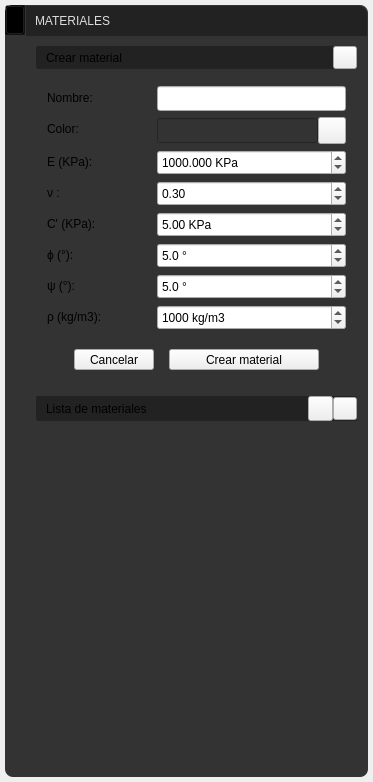
edwinar13/MPM-UN, file app/ui/widget_draw_menu_properties.ui: the form before one commit.
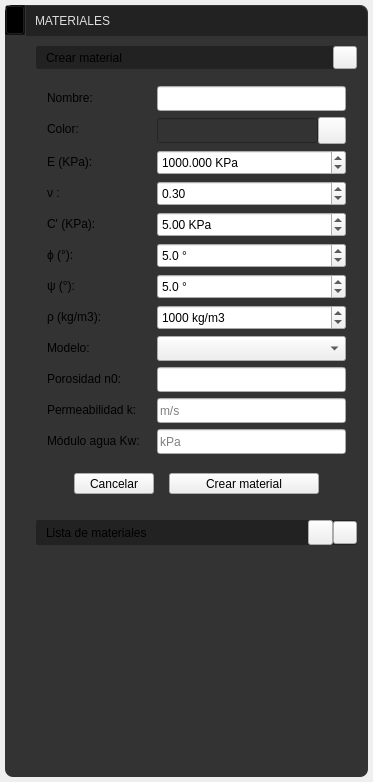
The form after the commit. Icons and pictures are not drawn.

Commit message:
ui(materiales): modelo y doble fase en los .ui del menú y la tarjeta
- Las filas dejan de crearse por código; el código solo llena el combo y tooltips.
- Corrige el estilo de los campos de doble fase (salían en blanco).

Patch:
```diff
--- a/app/ui/widget_draw_menu_properties.ui
+++ b/app/ui/widget_draw_menu_properties.ui
@@ -1582,6 +1582,170 @@
                     </property>
                    </widget>
                   </item>
+                  <item row="8" column="1">
+                   <widget class="QComboBox" name="comboBox_textPropertiesModel">
+                    <property name="enabled">
+                     <bool>true</bool>
+                    </property>
+                    <property name="minimumSize">
+                     <size>
+                      <width>0</width>
+                      <height>25</height>
+                     </size>
+                    </property>
+                    <property name="QComboBoxStyle" stdset="0">
+                     <number>1</number>
+                    </property>
+                   </widget>
+                  </item>
+                  <item row="8" column="0">
+                   <widget class="QLabel" name="label_textPropertiesModel">
+                    <property name="minimumSize">
+                     <size>
+                      <width>110</width>
+                      <height>0</height>
+                     </size>
+                    </property>
+                    <property name="toolTip">
+                     <string>Cohesión </string>
+                    </property>
+                    <property name="text">
+                     <string>Modelo:</string>
+                    </property>
+                    <property name="QLabelStyle" stdset="0">
+                     <number>3</number>
+                    </property>
+                   </widget>
+                  </item>
+                  <item row="10" column="0">
+                   <widget class="QLabel" name="label_textPropertiesPermeability">
+                    <property name="minimumSize">
+                     <size>
+                      <width>110</width>
+                      <height>0</height>
+                     </size>
+                    </property>
+                    <property name="toolTip">
+                     <string>Cohesión </string>
+                    </property>
+                    <property name="text">
+                     <string>Permeabilidad k:</string>
+                    </property>
+                    <property name="QLabelStyle" stdset="0">
+                     <number>3</number>
+                    </property>
+                   </widget>
+                  </item>
+                  <item row="9" column="0">
+                   <widget class="QLabel" name="label_textPropertiesPorosity">
+                    <property name="minimumSize">
+                     <size>
+                      <width>110</width>
+                      <height>0</height>
+                     </size>
+                    </property>
+                    <property name="toolTip">
+                     <string>Cohesión </string>
+                    </property>
+                    <property name="text">
+                     <string>Porosidad n0:</string>
+                    </property>
+                    <property name="QLabelStyle" stdset="0">
+                     <number>3</number>
+                    </property>
+                   </widget>
+                  </item>
+                  <item row="11" column="0">
+                   <widget class="QLabel" name="label_textPropertiesKw">
+                    <property name="minimumSize">
+                     <size>
+                      <width>110</width>
+                      <height>0</height>
+                     </size>
+                    </property>
+                    <property name="toolTip">
+                     <string>Cohesión </string>
+                    </property>
+                    <property name="text">
+                     <string>Módulo agua Kw:</string>
+                    </property>
+                    <property name="QLabelStyle" stdset="0">
+                     <number>3</number>
+                    </property>
+                   </widget>
+                  </item>
+                  <item row="9" column="1">
+                   <widget class="QLineEdit" name="lineEdit_textPropertiesPorosity">
+                    <property name="minimumSize">
+                     <size>
+                      <width>150</width>
+                      <height>25</height>
+                     </size>
+                    </property>
+                    <property name="maximumSize">
+                     <size>
+                      <width>16777215</width>
+                      <height>16777215</height>
+                     </size>
+                    </property>
+                    <property name="text">
+                     <string/>
+                    </property>
+                    <property name="QLineEditStyle" stdset="0">
+                     <number>1</number>
+                    </property>
+                   </widget>
+                  </item>
+                  <item row="10" column="1">
+                   <widget class="QLineEdit" name="lineEdit_textPropertiesPermeability">
+                    <property name="minimumSize">
+                     <size>
+                      <width>150</width>
+                      <height>25</height>
+                     </size>
+                    </property>
+                    <property name="maximumSize">
+                     <size>
+                      <width>16777215</width>
+                      <height>16777215</height>
+                     </size>
+                    </property>
+                    <property name="text">
+                     <string/>
+                    </property>
+                    <property name="placeholderText">
+                     <string>m/s</string>
+                    </property>
+                    <property name="QLineEditStyle" stdset="0">
+                     <number>1</number>
+                    </property>
+                   </widget>
+                  </item>
+                  <item row="11" column="1">
+                   <widget class="QLineEdit" name="lineEdit_textPropertiesKw">
+                    <property name="minimumSize">
+                     <size>
+                      <width>150</width>
+                      <height>25</height>
+                     </size>
+                    </property>
+                    <property name="maximumSize">
+                     <size>
+                      <width>16777215</width>
+                      <height>16777215</height>
+                     </size>
+                    </property>
+                    <property name="text">
+                     <string/>
+                    </property>
+                    <property name="placeholderText">
+                     <string>kPa</string>
+                    </property>
+                    <property name="QLineEditStyle" stdset="0">
+                     <number>1</number>
+                    </property>
+                   </widget>
+                  </item>
                  </layout>
                 </widget>
                </item>
```
The commit also changes 6 other files.
